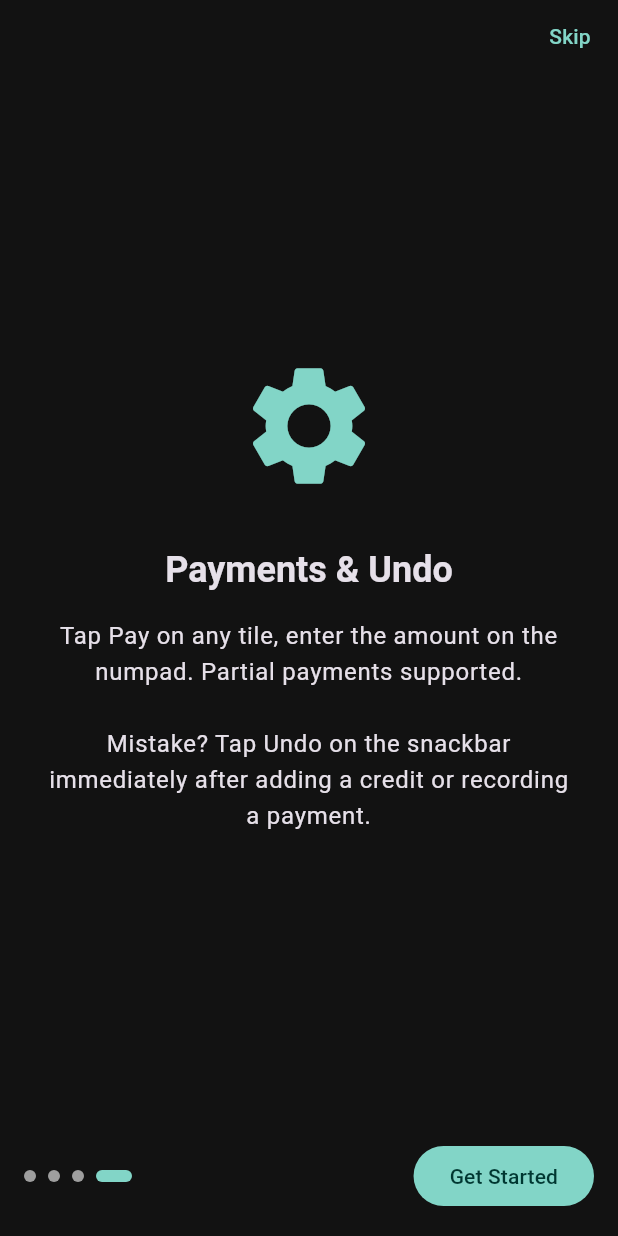
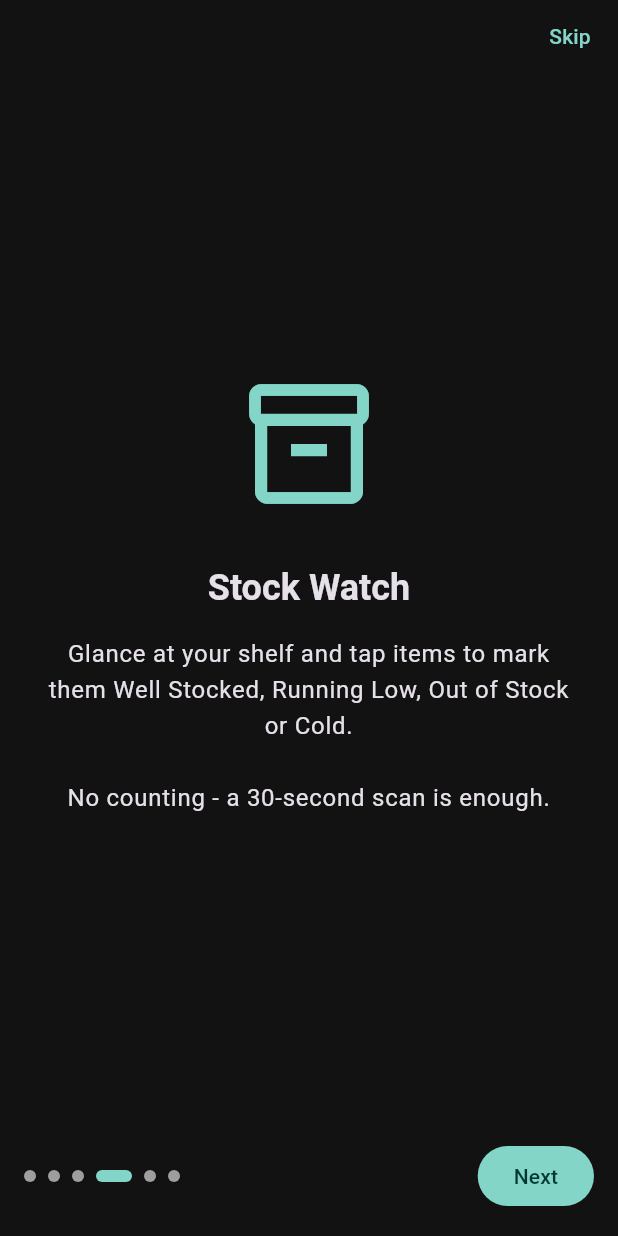
Before and after one commit to jjjardev/talako, a Flutter app: the screen it shows after launch, swiped to page 4, on a phone screen of 412 x 824 dp. Run offline on Flutter 3.47's test engine with Material 3 defaults, Android fonts, the phone set to English and light mode, and no system bars; our stand-ins replace file_picker, flutter_slidable, share_plus, shared_preferences, sqflite; accounts and stored records are empty.

Commit message:
onboarding: add Stock Watch & Kitchen pages, show to existing users (v3 gate)
- Two new pages introduce shelf scanning and kitchen/palengke features
  framed as regular app features, not announcements
- Bumped onboarding_version gate 2 -> 3 so returning users see the
  updated tour once

```diff
--- a/lib/main.dart
+++ b/lib/main.dart
@@ -12,7 +12,7 @@ void main() async {
   WidgetsFlutterBinding.ensureInitialized();
   final prefs = await SharedPreferences.getInstance();
   final isDark = prefs.getBool('theme_mode') ?? true;
-  const requiredVersion = 2;
+  const requiredVersion = 3;
   final storedVersion = prefs.getInt('onboarding_version') ?? 0;
   final showOnboarding = storedVersion < requiredVersion;
   runApp(
--- a/lib/screens/onboarding_screen.dart
+++ b/lib/screens/onboarding_screen.dart
@@ -33,6 +33,18 @@ class _OnboardingScreenState extends State<OnboardingScreen> {
           'Tap + to record a credit. New items appear at the top. Autocomplete for customer and item names.\n\nEach credit gets its own receipt — separate dates stay separate.',
     ),
     _PageData(
+      icon: Icons.inventory_2_outlined,
+      title: 'Stock Watch',
+      body:
+          'Glance at your shelf and tap items to mark them Well Stocked, Running Low, Out of Stock or Cold.\n\nNo counting - a 30-second scan is enough.',
+    ),
+    _PageData(
+      icon: Icons.soup_kitchen_outlined,
+      title: 'Kitchen & Palengke',
+      body:
+          'Track ingredient freshness, define your dishes and see what you can serve today.\n\nThe Palengke List builds itself - share it before heading to the market.',
+    ),
+    _PageData(
       icon: Icons.settings,
       title: 'Payments & Undo',
       body:
@@ -50,7 +62,7 @@ class _OnboardingScreenState extends State<OnboardingScreen> {
 
   Future<void> _completeOnboarding() async {
     final prefs = await SharedPreferences.getInstance();
-    await prefs.setInt('onboarding_version', 2);
+    await prefs.setInt('onboarding_version', 3);
     if (mounted) {
       Navigator.pushReplacement(
         context,
```
